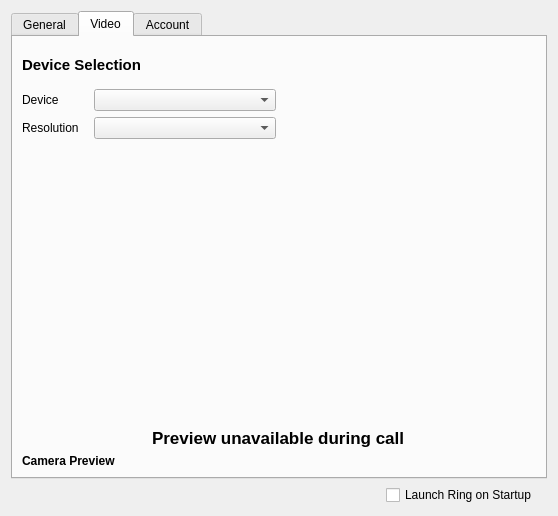
This is configurationwidget.ui in savoirfairelinux/jami-client-windows as Qt 5 draws it before an edit. The edited form follows.
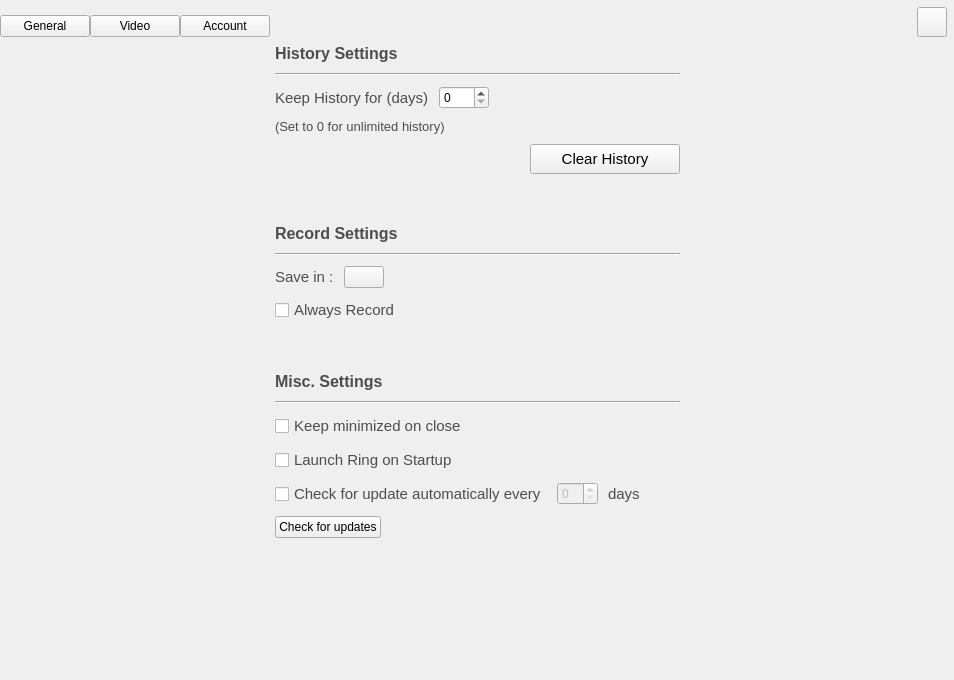
This is the edited form. The open tabs and pages were chosen to show the change. Icons and pictures are not drawn. Custom widgets are drawn as their Qt base class.

```diff
--- a/configurationwidget.ui
+++ b/configurationwidget.ui
@@ -6,8 +6,8 @@
    <rect>
     <x>0</x>
     <y>0</y>
-    <width>558</width>
-    <height>516</height>
+    <width>954</width>
+    <height>680</height>
    </rect>
   </property>
   <property name="sizePolicy">
@@ -19,23 +19,221 @@
   <property name="windowTitle">
    <string>Settings</string>
   </property>
+  <property name="autoFillBackground">
+   <bool>true</bool>
+  </property>
+  <property name="styleSheet">
+   <string notr="true"/>
+  </property>
   <layout class="QVBoxLayout" name="verticalLayout">
+   <property name="spacing">
+    <number>0</number>
+   </property>
+   <property name="leftMargin">
+    <number>0</number>
+   </property>
+   <property name="topMargin">
+    <number>0</number>
+   </property>
+   <property name="rightMargin">
+    <number>0</number>
+   </property>
+   <property name="bottomMargin">
+    <number>0</number>
+   </property>
    <item>
-    <widget class="QTabWidget" name="tabWidget">
+    <widget class="QWidget" name="horizontalWidget" native="true">
+     <layout class="QHBoxLayout" name="horizontalLayout_7">
+      <property name="spacing">
+       <number>0</number>
+      </property>
+      <property name="leftMargin">
+       <number>0</number>
+      </property>
+      <property name="topMargin">
+       <number>7</number>
+      </property>
+      <property name="rightMargin">
+       <number>7</number>
+      </property>
+      <property name="bottomMargin">
+       <number>7</number>
+      </property>
+      <item>
+       <layout class="QVBoxLayout" name="verticalLayout_6">
+        <property name="spacing">
+         <number>0</number>
+        </property>
+        <item>
+         <spacer name="verticalSpacer_3">
+          <property name="orientation">
+           <enum>Qt::Vertical</enum>
+          </property>
+          <property name="sizeType">
+           <enum>QSizePolicy::Preferred</enum>
+          </property>
+          <property name="sizeHint" stdset="0">
+           <size>
+            <width>20</width>
+            <height>10</height>
+           </size>
+          </property>
+         </spacer>
+        </item>
+        <item>
+         <layout class="QHBoxLayout" name="horizontalLayout_8">
+          <property name="spacing">
+           <number>0</number>
+          </property>
+          <item>
+           <widget class="QPushButton" name="generalTabButton">
+            <property name="minimumSize">
+             <size>
+              <width>90</width>
+              <height>0</height>
+             </size>
+            </property>
+            <property name="styleSheet">
+             <string notr="true"/>
+            </property>
+            <property name="text">
+             <string>General</string>
+            </property>
+            <property name="checkable">
+             <bool>true</bool>
+            </property>
+           </widget>
+          </item>
+          <item>
+           <widget class="QPushButton" name="videoTabButton">
+            <property name="minimumSize">
+             <size>
+              <width>90</width>
+              <height>0</height>
+             </size>
+            </property>
+            <property name="text">
+             <string>Video</string>
+            </property>
+            <property name="checkable">
+             <bool>true</bool>
+            </property>
+           </widget>
+          </item>
+          <item>
+           <widget class="QPushButton" name="accountTabButton">
+            <property name="minimumSize">
+             <size>
+              <width>90</width>
+              <height>0</height>
+             </size>
+            </property>
+            <property name="text">
+             <string>Account</string>
+            </property>
+            <property name="checkable">
+             <bool>true</bool>
+            </property>
+           </widget>
+          </item>
+         </layout>
+        </item>
+       </layout>
+      </item>
+      <item>
+       <spacer name="horizontalSpacer_6">
+        <property name="orientation">
+         <enum>Qt::Horizontal</enum>
+        </property>
+        <property name="sizeHint" stdset="0">
+         <size>
+          <width>40</width>
+          <height>20</height>
+         </size>
+        </property>
+       </spacer>
+      </item>
+      <item>
+       <widget class="QPushButton" name="exitSettingsButton">
+        <property name="minimumSize">
+         <size>
+          <width>30</width>
+          <height>30</height>
+         </size>
+        </property>
+        <property name="maximumSize">
+         <size>
+          <width>30</width>
+          <height>30</height>
+         </size>
+        </property>
+        <property name="toolTip">
+         <string>quit settings menu</string>
+        </property>
+        <property name="text">
+         <string/>
+        </property>
+        <property name="icon">
+         <iconset resource="ressources.qrc">
+          <normaloff>:/images/icons/ic_arrow_forward_white_48dp_2x.png</normaloff>:/images/icons/ic_arrow_forward_white_48dp_2x.png</iconset>
+        </property>
+        <property name="iconSize">
+         <size>
+          <width>18</width>
+          <height>18</height>
+         </size>
+        </property>
+       </widget>
+      </item>
+     </layout>
+    </widget>
+   </item>
+   <item>
+    <widget class="QStackedWidget" name="stackedWidget">
      <property name="sizePolicy">
       <sizepolicy hsizetype="MinimumExpanding" vsizetype="MinimumExpanding">
        <horstretch>0</horstretch>
        <verstretch>0</verstretch>
       </sizepolicy>
      </property>
+     <property name="autoFillBackground">
+      <bool>true</bool>
+     </property>
      <property name="currentIndex">
       <number>2</number>
      </property>
-     <widget class="QWidget" name="generalTab">
-      <attribute name="title">
-       <string>General</string>
-      </attribute>
-      <layout class="QVBoxLayout" name="verticalLayout_2">
+     <widget class="QWidget" name="generalPage">
+      <layout class="QHBoxLayout" name="verticalLayout_2">
+       <property name="spacing">
+        <number>0</number>
+       </property>
+       <property name="leftMargin">
+        <number>0</number>
+       </property>
+       <property name="topMargin">
+        <number>0</number>
+       </property>
+       <property name="rightMargin">
+        <number>0</number>
+       </property>
+       <property name="bottomMargin">
+        <number>0</number>
+       </property>
+       <item>
+        <spacer name="horizontalSpacer_8">
+         <property name="orientation">
+          <enum>Qt::Horizontal</enum>
+         </property>
+         <property name="sizeHint" stdset="0">
+          <size>
+           <width>40</width>
+           <height>20</height>
+          </size>
+         </property>
+        </spacer>
+       </item>
+       <item>
+        <layout class="QVBoxLayout" name="verticalLayout_7">
        <property name="spacing">
         <number>10</number>
        </property>
@@ -43,51 +241,116 @@
         <widget class="QLabel" name="label">
          <property name="font">
           <font>
+             <pointsize>12</pointsize>
            <weight>75</weight>
            <bold>true</bold>
           </font>
          </property>
+           <property name="styleSheet">
+            <string notr="true">color: rgb(77, 77, 77);</string>
+           </property>
          <property name="text">
           <string>History Settings</string>
          </property>
         </widget>
        </item>
        <item>
-        <layout class="QFormLayout" name="formLayout_2">
-         <item row="0" column="0">
+          <widget class="Line" name="line_2">
+           <property name="orientation">
+            <enum>Qt::Horizontal</enum>
+           </property>
+          </widget>
+         </item>
+         <item>
+          <layout class="QVBoxLayout" name="verticalLayout_8">
+           <property name="spacing">
+            <number>10</number>
+           </property>
+           <property name="topMargin">
+            <number>0</number>
+           </property>
+           <property name="bottomMargin">
+            <number>0</number>
+           </property>
+           <item>
+            <layout class="QHBoxLayout" name="horizontalLayout_3">
+             <property name="spacing">
+              <number>10</number>
+             </property>
+             <property name="leftMargin">
+              <number>0</number>
+             </property>
+             <item>
           <widget class="QLabel" name="label_2">
+               <property name="font">
+                <font>
+                 <pointsize>11</pointsize>
+                </font>
+               </property>
+               <property name="styleSheet">
+                <string notr="true">color: rgb(77, 77, 77);</string>
+               </property>
            <property name="text">
             <string>Keep History for (days)</string>
            </property>
           </widget>
          </item>
-         <item row="0" column="1">
-          <layout class="QHBoxLayout" name="horizontalLayout_3">
            <item>
             <widget class="QSpinBox" name="historyDaySettingsSpinBox">
              <property name="minimumSize">
               <size>
-               <width>100</width>
+                 <width>50</width>
                <height>0</height>
               </size>
              </property>
             </widget>
+             </item>
+             <item>
+              <spacer name="horizontalSpacer_2">
+               <property name="orientation">
+                <enum>Qt::Horizontal</enum>
+               </property>
+               <property name="sizeType">
+                <enum>QSizePolicy::MinimumExpanding</enum>
+               </property>
+               <property name="sizeHint" stdset="0">
+                <size>
+                 <width>40</width>
+                 <height>20</height>
+                </size>
+               </property>
+              </spacer>
+             </item>
+            </layout>
            </item>
            <item>
             <widget class="QLabel" name="label_4">
+             <property name="font">
+              <font>
+               <pointsize>10</pointsize>
+              </font>
+             </property>
+             <property name="styleSheet">
+              <string notr="true">color: rgb(77, 77, 77);</string>
+             </property>
              <property name="text">
               <string>(Set to 0 for unlimited history)</string>
              </property>
             </widget>
            </item>
            <item>
-            <spacer name="horizontalSpacer_2">
+            <layout class="QHBoxLayout" name="horizontalLayout">
+             <property name="spacing">
+              <number>0</number>
+             </property>
+             <property name="topMargin">
+              <number>0</number>
+             </property>
+             <item>
+              <spacer name="horizontalSpacer_9">
              <property name="orientation">
               <enum>Qt::Horizontal</enum>
              </property>
-             <property name="sizeType">
-              <enum>QSizePolicy::MinimumExpanding</enum>
-             </property>
              <property name="sizeHint" stdset="0">
               <size>
                <width>40</width>
@@ -96,10 +359,34 @@
              </property>
             </spacer>
            </item>
-          </layout>
-         </item>
-         <item row="1" column="0">
+             <item>
           <widget class="QPushButton" name="clearHistoryButton">
+               <property name="sizePolicy">
+                <sizepolicy hsizetype="Fixed" vsizetype="Fixed">
+                 <horstretch>0</horstretch>
+                 <verstretch>0</verstretch>
+                </sizepolicy>
+               </property>
+               <property name="minimumSize">
+                <size>
+                 <width>150</width>
+                 <height>30</height>
+                </size>
+               </property>
+               <property name="maximumSize">
+                <size>
+                 <width>150</width>
+                 <height>30</height>
+                </size>
+               </property>
+               <property name="font">
+                <font>
+                 <pointsize>11</pointsize>
+                </font>
+               </property>
+               <property name="styleSheet">
+                <string notr="true"/>
+               </property>
            <property name="text">
             <string>Clear History</string>
            </property>
@@ -107,26 +394,69 @@
          </item>
         </layout>
        </item>
+          </layout>
+         </item>
+         <item>
+          <spacer name="verticalSpacer_2">
+           <property name="orientation">
+            <enum>Qt::Vertical</enum>
+           </property>
+           <property name="sizeType">
+            <enum>QSizePolicy::Fixed</enum>
+           </property>
+           <property name="sizeHint" stdset="0">
+            <size>
+             <width>20</width>
+             <height>40</height>
+            </size>
+           </property>
+          </spacer>
+         </item>
        <item>
         <widget class="QLabel" name="label_3">
          <property name="font">
           <font>
+             <pointsize>12</pointsize>
            <weight>75</weight>
            <bold>true</bold>
           </font>
          </property>
+           <property name="styleSheet">
+            <string notr="true">color: rgb(77, 77, 77);</string>
+           </property>
          <property name="text">
           <string>Record Settings</string>
          </property>
         </widget>
        </item>
+         <item>
+          <widget class="Line" name="line">
+           <property name="styleSheet">
+            <string notr="true">color: rgb(77, 77, 77);</string>
+           </property>
+           <property name="orientation">
+            <enum>Qt::Horizontal</enum>
+           </property>
+          </widget>
+         </item>
        <item>
         <layout class="QHBoxLayout" name="horizontalLayout_4">
+           <property name="spacing">
+            <number>10</number>
+           </property>
          <property name="topMargin">
           <number>0</number>
          </property>
          <item>
           <widget class="QLabel" name="label_6">
+             <property name="font">
+              <font>
+               <pointsize>11</pointsize>
+              </font>
+             </property>
+             <property name="styleSheet">
+              <string notr="true">color: rgb(77, 77, 77);</string>
+             </property>
            <property name="text">
             <string>Save in :</string>
            </property>
@@ -148,7 +478,13 @@
            </property>
            <property name="icon">
             <iconset resource="ressources.qrc">
-             <normaloff>:/images/folder-download.png</normaloff>:/images/folder-download.png</iconset>
+               <normaloff>:/images/icons/ic_folder_black_18dp_2x.png</normaloff>:/images/icons/ic_folder_black_18dp_2x.png</iconset>
+             </property>
+             <property name="iconSize">
+              <size>
+               <width>18</width>
+               <height>18</height>
+              </size>
            </property>
           </widget>
          </item>
@@ -169,31 +505,98 @@
        </item>
        <item>
         <widget class="QCheckBox" name="alwaysRecordCheckBox">
+           <property name="font">
+            <font>
+             <pointsize>11</pointsize>
+            </font>
+           </property>
+           <property name="styleSheet">
+            <string notr="true">color: rgb(77, 77, 77);</string>
+           </property>
          <property name="text">
           <string>Always Record</string>
          </property>
         </widget>
        </item>
+         <item>
+          <spacer name="verticalSpacer_4">
+           <property name="orientation">
+            <enum>Qt::Vertical</enum>
+           </property>
+           <property name="sizeType">
+            <enum>QSizePolicy::Fixed</enum>
+           </property>
+           <property name="sizeHint" stdset="0">
+            <size>
+             <width>20</width>
+             <height>40</height>
+            </size>
+           </property>
+          </spacer>
+         </item>
        <item>
         <widget class="QLabel" name="label_5">
          <property name="font">
           <font>
+             <pointsize>12</pointsize>
            <weight>75</weight>
            <bold>true</bold>
           </font>
          </property>
+           <property name="styleSheet">
+            <string notr="true">color: rgb(77, 77, 77);</string>
+           </property>
          <property name="text">
           <string>Misc. Settings</string>
          </property>
         </widget>
        </item>
+         <item>
+          <widget class="Line" name="line_3">
+           <property name="orientation">
+            <enum>Qt::Horizontal</enum>
+           </property>
+          </widget>
+         </item>
        <item>
         <widget class="QCheckBox" name="closeOrMinCheckBox">
+           <property name="font">
+            <font>
+             <pointsize>11</pointsize>
+            </font>
+           </property>
+           <property name="styleSheet">
+            <string notr="true">color: rgb(77, 77, 77);</string>
+           </property>
          <property name="text">
           <string>Keep minimized on close</string>
          </property>
         </widget>
        </item>
+         <item>
+          <widget class="QCheckBox" name="startupBox">
+           <property name="sizePolicy">
+            <sizepolicy hsizetype="MinimumExpanding" vsizetype="Fixed">
+             <horstretch>0</horstretch>
+             <verstretch>0</verstretch>
+            </sizepolicy>
+           </property>
+           <property name="font">
+            <font>
+             <pointsize>11</pointsize>
+            </font>
+           </property>
+           <property name="layoutDirection">
+            <enum>Qt::LeftToRight</enum>
+           </property>
+           <property name="styleSheet">
+            <string notr="true">color: rgb(77, 77, 77);</string>
+           </property>
+           <property name="text">
+            <string>Launch Ring on Startup</string>
+           </property>
+          </widget>
+         </item>
        <item>
         <layout class="QHBoxLayout" name="horizontalLayout_6">
          <property name="topMargin">
@@ -201,6 +604,14 @@
          </property>
          <item>
           <widget class="QCheckBox" name="autoUpdateCheckBox">
+             <property name="font">
+              <font>
+               <pointsize>11</pointsize>
+              </font>
+             </property>
+             <property name="styleSheet">
+              <string notr="true">color: rgb(77, 77, 77);</string>
+             </property>
            <property name="text">
             <string>Check for update automatically every</string>
            </property>
@@ -221,6 +632,14 @@
          </item>
          <item>
           <widget class="QLabel" name="updateDayLabel">
+             <property name="font">
+              <font>
+               <pointsize>11</pointsize>
+              </font>
+             </property>
+             <property name="styleSheet">
+              <string notr="true">color: rgb(77, 77, 77);</string>
+             </property>
            <property name="text">
             <string>days</string>
            </property>
@@ -269,13 +688,10 @@
         </layout>
        </item>
        <item>
-        <spacer name="verticalSpacer_2">
+          <spacer name="verticalSpacer_5">
          <property name="orientation">
           <enum>Qt::Vertical</enum>
          </property>
-         <property name="sizeType">
-          <enum>QSizePolicy::MinimumExpanding</enum>
-         </property>
          <property name="sizeHint" stdset="0">
           <size>
            <width>20</width>
@@ -285,12 +701,39 @@
         </spacer>
        </item>
       </layout>
+       </item>
+       <item>
+        <spacer name="horizontalSpacer_7">
+         <property name="orientation">
+          <enum>Qt::Horizontal</enum>
+         </property>
+         <property name="sizeHint" stdset="0">
+          <size>
+           <width>40</width>
+           <height>20</height>
+          </size>
+         </property>
+        </spacer>
+       </item>
+      </layout>
      </widget>
-     <widget class="QWidget" name="videoTab">
-      <attribute name="title">
-       <string>Video</string>
-      </attribute>
+     <widget class="QWidget" name="videoPage">
       <layout class="QGridLayout" name="gridLayout" rowstretch="0,1" columnstretch="0,0">
+       <property name="leftMargin">
+        <number>10</number>
+       </property>
+       <property name="topMargin">
+        <number>0</number>
+       </property>
+       <property name="rightMargin">
+        <number>10</number>
+       </property>
+       <property name="bottomMargin">
+        <number>10</number>
+       </property>
+       <property name="spacing">
+        <number>10</number>
+       </property>
        <item row="0" column="0">
         <layout class="QVBoxLayout" name="verticalLayout_3">
          <property name="spacing">
@@ -300,7 +743,7 @@
           <enum>QLayout::SetFixedSize</enum>
          </property>
          <property name="topMargin">
-          <number>10</number>
+          <number>0</number>
          </property>
          <property name="rightMargin">
           <number>0</number>
@@ -316,24 +759,40 @@
              <verstretch>0</verstretch>
             </sizepolicy>
            </property>
+           <property name="minimumSize">
+            <size>
+             <width>0</width>
+             <height>30</height>
+            </size>
+           </property>
            <property name="maximumSize">
             <size>
              <width>16777215</width>
-             <height>20</height>
+             <height>30</height>
             </size>
            </property>
            <property name="font">
             <font>
-             <pointsize>11</pointsize>
+             <pointsize>12</pointsize>
              <weight>75</weight>
              <bold>true</bold>
             </font>
            </property>
+           <property name="styleSheet">
+            <string notr="true">color: rgb(77, 77, 77);</string>
+           </property>
            <property name="text">
             <string>Device Selection</string>
            </property>
           </widget>
          </item>
+         <item>
+          <widget class="Line" name="line_4">
+           <property name="orientation">
+            <enum>Qt::Horizontal</enum>
+           </property>
+          </widget>
+         </item>
          <item>
           <spacer name="verticalSpacer">
            <property name="orientation">
@@ -369,6 +828,14 @@
                <verstretch>0</verstretch>
               </sizepolicy>
              </property>
+             <property name="font">
+              <font>
+               <pointsize>11</pointsize>
+              </font>
+             </property>
+             <property name="styleSheet">
+              <string notr="true">color: rgb(77, 77, 77);</string>
+             </property>
              <property name="text">
               <string>Device</string>
              </property>
@@ -392,6 +859,14 @@
                <verstretch>0</verstretch>
               </sizepolicy>
              </property>
+             <property name="font">
+              <font>
+               <pointsize>11</pointsize>
+              </font>
+             </property>
+             <property name="styleSheet">
+              <string notr="true">color: rgb(77, 77, 77);</string>
+             </property>
              <property name="text">
               <string>Resolution</string>
              </property>
@@ -438,30 +913,14 @@
              <bold>true</bold>
             </font>
            </property>
+           <property name="styleSheet">
+            <string notr="true">color: rgb(77, 77, 77);</string>
+           </property>
            <property name="text">
             <string>Preview unavailable during call</string>
            </property>
           </widget>
          </item>
-         <item>
-          <widget class="QLabel" name="cameraPreviewLabel">
-           <property name="maximumSize">
-            <size>
-             <width>16777215</width>
-             <height>20</height>
-            </size>
-           </property>
-           <property name="font">
-            <font>
-             <weight>75</weight>
-             <bold>true</bold>
-            </font>
-           </property>
-           <property name="text">
-            <string>Camera Preview</string>
-           </property>
-          </widget>
-         </item>
         </layout>
        </item>
        <item row="0" column="1">
@@ -482,90 +941,104 @@
        </item>
       </layout>
      </widget>
-     <widget class="QWidget" name="accountTab">
-      <attribute name="title">
-       <string>Account</string>
-      </attribute>
+     <widget class="QWidget" name="accountPage">
       <layout class="QGridLayout" name="gridLayout_2" columnstretch="0,1">
+       <property name="leftMargin">
+        <number>0</number>
+       </property>
+       <property name="topMargin">
+        <number>0</number>
+       </property>
+       <property name="rightMargin">
+        <number>0</number>
+       </property>
+       <property name="bottomMargin">
+        <number>0</number>
+       </property>
+       <property name="spacing">
+        <number>0</number>
+       </property>
+       <item row="0" column="1">
+        <layout class="QVBoxLayout" name="accountDetailLayout">
+         <property name="bottomMargin">
+          <number>13</number>
+         </property>
+        </layout>
+       </item>
        <item row="0" column="0">
+        <widget class="QWidget" name="leftPannel" native="true">
         <layout class="QVBoxLayout" name="verticalLayout_5">
-         <item>
-          <widget class="QListView" name="accountView">
-           <property name="sizePolicy">
-            <sizepolicy hsizetype="MinimumExpanding" vsizetype="MinimumExpanding">
-             <horstretch>0</horstretch>
-             <verstretch>0</verstretch>
-            </sizepolicy>
-           </property>
-          </widget>
-         </item>
+          <property name="spacing">
+           <number>10</number>
+          </property>
          <item>
           <layout class="QHBoxLayout" name="horizontalLayout_2">
            <item>
-            <widget class="QToolButton" name="deleteAccountButton">
-             <property name="text">
-              <string/>
-             </property>
-             <property name="icon">
-              <iconset resource="ressources.qrc">
-               <normaloff>:/images/minus.png</normaloff>:/images/minus.png</iconset>
+             <widget class="QComboBox" name="accountTypeBox">
+              <property name="minimumSize">
+               <size>
+                <width>0</width>
+                <height>30</height>
+               </size>
              </property>
             </widget>
            </item>
            <item>
             <widget class="QToolButton" name="addAccountButton">
+              <property name="minimumSize">
+               <size>
+                <width>30</width>
+                <height>30</height>
+               </size>
+              </property>
+              <property name="maximumSize">
+               <size>
+                <width>30</width>
+                <height>30</height>
+               </size>
+              </property>
+              <property name="toolTip">
+               <string>add new account</string>
+              </property>
              <property name="text">
               <string/>
              </property>
              <property name="icon">
               <iconset resource="ressources.qrc">
-               <normaloff>:/images/plus.png</normaloff>:/images/plus.png</iconset>
-             </property>
-            </widget>
-           </item>
-           <item>
-            <widget class="QComboBox" name="accountTypeBox"/>
-           </item>
-          </layout>
-         </item>
-        </layout>
-       </item>
-       <item row="0" column="1">
-        <layout class="QVBoxLayout" name="accountDetailLayout">
-         <property name="bottomMargin">
-          <number>13</number>
-         </property>
-        </layout>
-       </item>
-      </layout>
-     </widget>
-    </widget>
-   </item>
+                <normaloff>:/images/icons/ic_add_black_18dp_2x.png</normaloff>:/images/icons/ic_add_black_18dp_2x.png</iconset>
+              </property>
+              <property name="iconSize">
+               <size>
+                <width>24</width>
+                <height>24</height>
+               </size>
+              </property>
+             </widget>
+            </item>
+           </layout>
+          </item>
    <item>
-    <layout class="QHBoxLayout" name="horizontalLayout">
-     <property name="topMargin">
-      <number>0</number>
-     </property>
-     <property name="rightMargin">
-      <number>10</number>
-     </property>
-     <item alignment="Qt::AlignRight">
-      <widget class="QCheckBox" name="startupBox">
+           <widget class="QListView" name="accountView">
        <property name="sizePolicy">
-        <sizepolicy hsizetype="MinimumExpanding" vsizetype="Fixed">
+             <sizepolicy hsizetype="MinimumExpanding" vsizetype="MinimumExpanding">
          <horstretch>0</horstretch>
          <verstretch>0</verstretch>
         </sizepolicy>
        </property>
-       <property name="layoutDirection">
-        <enum>Qt::LeftToRight</enum>
-       </property>
-       <property name="text">
-        <string>Launch Ring on Startup</string>
+            <property name="focusPolicy">
+             <enum>Qt::NoFocus</enum>
+            </property>
+            <property name="frameShape">
+             <enum>QFrame::NoFrame</enum>
        </property>
       </widget>
      </item>
     </layout>
+        </widget>
+       </item>
+      </layout>
+     </widget>
+    </widget>
    </item>
   </layout>
  </widget>
```
Left out of the diff: 19 changed lines with no effect on the pictures. Lines whose indentation alone changed are shown as unchanged.
